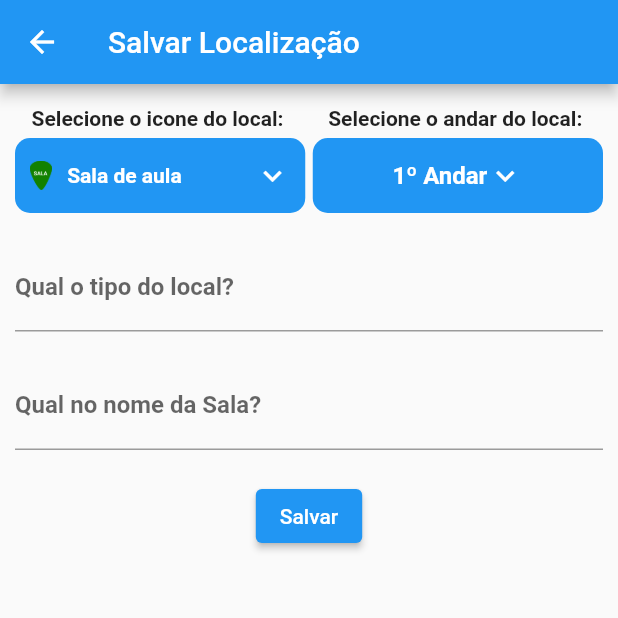
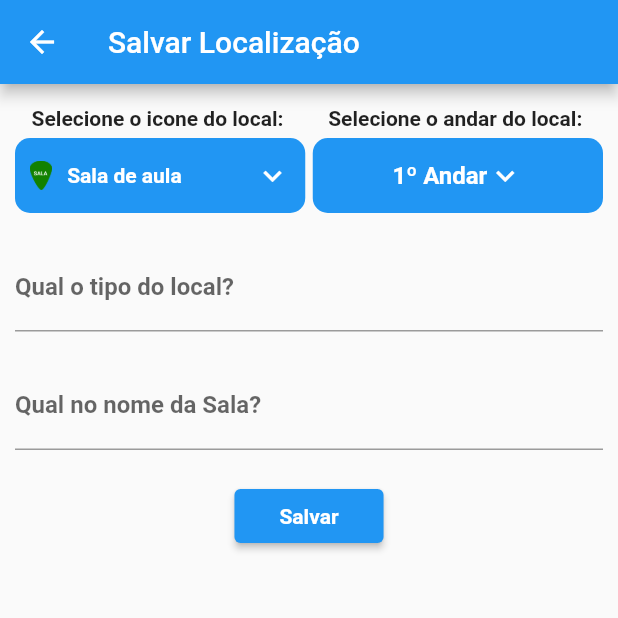
Before and after one commit to flutter-preview/Kevin-Sarges-Geo-Save, a Flutter app: the SaveScreen screen opened by its route, on a phone screen of 412 x 824 dp, the top half of it. Run offline on Flutter 3.47's test engine with Material 2 defaults, Android fonts, the phone set to English and light mode, and no system bars; our stand-ins replace cloud_firestore, dartz, firebase_core, flutter_bloc, geolocator, get_it and 1 more; missing offline and left inert: flutter_config, geolocator_platform_interface; accounts and stored records are empty.

Commit message:
feat: add nova logica

```diff
--- a/lib/app/features/save/presenter/save_screen.dart
+++ b/lib/app/features/save/presenter/save_screen.dart
@@ -2,8 +2,8 @@ import 'package:flutter/material.dart';
 import 'package:flutter_bloc/flutter_bloc.dart';
 import 'package:geolocator/geolocator.dart';
 import 'package:geosave/app/common/model/local_model.dart';
+import 'package:geosave/app/common/routes/app_routes.dart';
 import 'package:geosave/app/common/strings/list_icon_local.dart';
-import 'package:geosave/app/features/list_andar/presenter/list_andar_screen.dart';
 import 'package:geosave/app/features/save/presenter/controller/save_cubit.dart';
 import 'package:geosave/app/features/save/presenter/controller/save_state.dart';
 import 'package:geosave/app/common/strings/list_andar.dart';
@@ -22,12 +22,12 @@ class SaveScreen extends StatefulWidget {
 
 class _SaveScreenState extends State<SaveScreen> {
   final _cubit = GetIt.I.get<SaveCubit>();
-  String _andares = ListAndares.andares.first;
-  bool _clickButton = false;
-  late Map<String, dynamic> _iconLocais = ListIconLocal.listIconLocal.first;
   final _controllerTextTipoLocal = TextEditingController();
   final _controllerTextNomeLocal = TextEditingController();
   final GlobalKey<FormState> _formKey = GlobalKey<FormState>();
+  late Map<String, dynamic> _iconLocais = ListIconLocal.listIconLocal.first;
+  String _andares = ListAndares.andares.first;
+  bool _clickButton = false;
 
   @override
   Widget build(BuildContext context) {
@@ -42,7 +42,7 @@ class _SaveScreenState extends State<SaveScreen> {
             if (state is SaveErro) {
               ScaffoldMessenger.of(context).showSnackBar(
                 const SnackBar(
-                  content: Text('Erro ao salvar o local'),
+                  content: Text('Erro ao salvar o local 🤔 '),
                 ),
               );
 
@@ -56,12 +56,7 @@ class _SaveScreenState extends State<SaveScreen> {
                 ),
               );
 
-              Navigator.pop(
-                context,
-                MaterialPageRoute(
-                  builder: (context) => const ListAndarScreen(),
-                ),
-              );
+              Navigator.popAndPushNamed(context, AppRoutes.map);
               return;
             }
           },
@@ -232,6 +227,12 @@ class _SaveScreenState extends State<SaveScreen> {
                               }
                             }
                           : null,
+                      style: ElevatedButton.styleFrom(
+                        padding: const EdgeInsets.symmetric(
+                          vertical: 5,
+                          horizontal: 30,
+                        ),
+                      ),
                       child: _clickButton
                           ? const SizedBox(
                               width: 10,
@@ -240,7 +241,12 @@ class _SaveScreenState extends State<SaveScreen> {
                                 color: Colors.white,
                               ),
                             )
-                          : const Text('Salvar'),
+                          : const Text(
+                              'Salvar',
+                              style: TextStyle(
+                                fontWeight: FontWeight.bold,
+                              ),
+                            ),
                     ),
                   ],
                 ),
```
Also changed, not shown: lib/app/features/local/presenter/local_screen.dart (+51 -20 lines).
